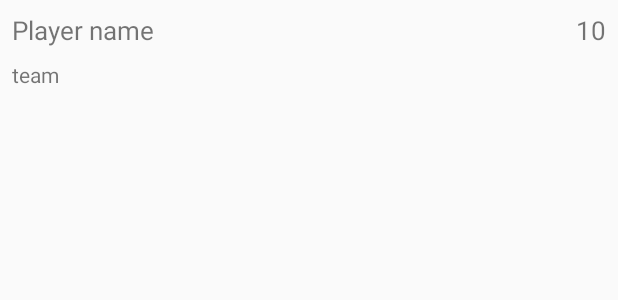
After one commit to mkosecki1/FootballApp, an Android app: the layout scorers_layout.xml on its own in the app's theme, with its tools: preview values and no code run, on a phone screen of 412 x 824 dp. The commit adds this screen. Shown: the top 300 px of the screen. Run offline under Robolectric (Android 15) with nearby library versions, the phone set to English and light mode, and no system bars.

Commit message:
Add scorers screen

```diff
--- a/app/src/main/AndroidManifest.xml
+++ b/app/src/main/AndroidManifest.xml
@@ -2,7 +2,10 @@
 <manifest xmlns:android="http://schemas.android.com/apk/res/android"
     package="com.footballapp">
 
+    <uses-permission android:name="android.permission.INTERNET" />
+
     <application
+        android:name="com.footballapp.MyApplication"
         android:allowBackup="true"
         android:icon="@mipmap/ic_launcher"
         android:label="@string/app_name"
--- a/app/src/main/java/com/footballapp/Module.kt
+++ b/app/src/main/java/com/footballapp/Module.kt
@@ -2,11 +2,13 @@ package com.footballapp
 
 import com.footballapp.net.RestApi
 import com.footballapp.repository.Repository
+import com.footballapp.ui.scorers.ScorersViewModel
 import com.google.gson.FieldNamingPolicy
 import com.google.gson.Gson
 import com.google.gson.GsonBuilder
 import okhttp3.OkHttpClient
 import okhttp3.logging.HttpLoggingInterceptor
+import org.koin.androidx.viewmodel.dsl.viewModel
 import org.koin.dsl.module
 import retrofit2.Retrofit
 import retrofit2.converter.gson.GsonConverterFactory
@@ -14,6 +16,10 @@ import java.util.concurrent.TimeUnit
 
 const val HEADER_NAME = "X-Auth-Token"
 const val HEADER_VALUE = "97a5f465440a4bd4bbe735a791adbc78"
+
+val viewModelModule = module {
+    viewModel { ScorersViewModel(get()) }
+}
 
 val repositoryModule = module {
     single {
--- a/app/src/main/java/com/footballapp/MyApplication.kt
+++ b/app/src/main/java/com/footballapp/MyApplication.kt
@@ -13,7 +13,7 @@ class MyApplication : Application() {
         startKoin {
             androidLogger(Level.DEBUG)
             androidContext(this@MyApplication)
-            modules(listOf(repositoryModule, apiModule, retrofitModule))
+            modules(listOf(repositoryModule, apiModule, retrofitModule, viewModelModule))
         }
     }
 }
--- /dev/null
+++ b/app/src/main/java/com/footballapp/ext/StringExt.kt
@@ -0,0 +1,3 @@
+package com.footballapp.ext
+
+fun stringConnector(s1: String?, s2: String?)  = "$s1 - $s2"
--- a/app/src/main/java/com/footballapp/repository/BaseRepository.kt
+++ b/app/src/main/java/com/footballapp/repository/BaseRepository.kt
@@ -2,11 +2,10 @@ package com.footballapp.repository
 
 import com.footballapp.net.ResponseCall
 import retrofit2.Response
-import java.lang.Exception
 
 open class BaseRepository {
 
-    suspend fun <T: Any> call(call: suspend () -> Response<T>) : ResponseCall<T> {
+    suspend fun <T : Any> call(call: suspend () -> Response<T>): ResponseCall<T> {
         try {
             val response = call.invoke()
 
@@ -21,6 +20,7 @@ open class BaseRepository {
                     response.errorBody()?.string() ?: ""
                 )
             }
+
             //HTTP Exception
         } catch (e: Exception) {
             return ResponseCall.Exception(e)
--- a/app/src/main/java/com/footballapp/ui/MainActivity.kt
+++ b/app/src/main/java/com/footballapp/ui/MainActivity.kt
@@ -8,6 +8,7 @@ class MainActivity : AppCompatActivity() {
 
     override fun onCreate(savedInstanceState: Bundle?) {
         super.onCreate(savedInstanceState)
+
         setContentView(R.layout.activity_main)
     }
 }
--- /dev/null
+++ b/app/src/main/res/layout/scorers_layout.xml
@@ -0,0 +1,43 @@
+<?xml version="1.0" encoding="utf-8"?>
+<androidx.constraintlayout.widget.ConstraintLayout xmlns:android="http://schemas.android.com/apk/res/android"
+    xmlns:app="http://schemas.android.com/apk/res-auto"
+    xmlns:tools="http://schemas.android.com/tools"
+    android:id="@+id/scorers_layout"
+    android:layout_width="match_parent"
+    android:layout_height="wrap_content"
+    android:minHeight="@dimen/card_layout_height"
+    android:orientation="vertical">
+
+    <androidx.appcompat.widget.AppCompatTextView
+        android:id="@+id/scorers_layout_name"
+        android:layout_width="wrap_content"
+        android:layout_height="0dp"
+        android:layout_marginStart="@dimen/margin_small_8_dp"
+        android:layout_marginTop="@dimen/margin_small_8_dp"
+        android:textSize="@dimen/text_size_17_sp"
+        app:layout_constraintStart_toStartOf="parent"
+        app:layout_constraintTop_toTopOf="parent"
+        tools:text="Player name" />
+
+    <androidx.appcompat.widget.AppCompatTextView
+        android:id="@+id/scorers_layout_team"
+        android:layout_width="wrap_content"
+        android:layout_height="0dp"
+        android:layout_marginStart="@dimen/margin_small_8_dp"
+        android:layout_marginTop="@dimen/margin_small_8_dp"
+        app:layout_constraintStart_toStartOf="parent"
+        app:layout_constraintTop_toBottomOf="@id/scorers_layout_name"
+        tools:text="team" />
+
+    <androidx.appcompat.widget.AppCompatTextView
+        android:id="@+id/scorers_layout_goals"
+        android:layout_width="wrap_content"
+        android:layout_height="0dp"
+        android:layout_marginEnd="@dimen/margin_small_8_dp"
+        android:layout_marginTop="@dimen/margin_small_8_dp"
+        android:textSize="@dimen/text_size_17_sp"
+        app:layout_constraintEnd_toEndOf="parent"
+        app:layout_constraintTop_toTopOf="parent"
+        tools:text="10" />
+
+</androidx.constraintlayout.widget.ConstraintLayout>
--- /dev/null
+++ b/app/src/main/res/values/dimens.xml
@@ -0,0 +1,10 @@
+<?xml version="1.0" encoding="utf-8"?>
+<resources>
+    <dimen name="recycler_margin_medium">12dp</dimen>
+    <dimen name="recycler_margin_big">16dp</dimen>
+    <dimen name="margin_big_28_dp">28dp</dimen>
+    <dimen name="margin_medium_12_dp">12dp</dimen>
+    <dimen name="card_layout_height">80dp</dimen>
+    <dimen name="margin_small_8_dp">8dp</dimen>
+    <dimen name="text_size_17_sp">17sp</dimen>
+</resources>
```
Also changed, not shown: app/src/main/java/com/footballapp/model/ScorersModel.kt (added, +95 -0 lines), app/src/main/java/com/footballapp/net/RestApi.kt (+9 -1 lines), app/src/main/java/com/footballapp/repository/Repository.kt (+8 -1 lines), app/src/main/java/com/footballapp/ui/scorers/ScorersFragment.kt (added, +53 -0 lines), app/src/main/java/com/footballapp/ui/scorers/ScorersViewModel.kt (added, +24 -0 lines), app/src/main/java/com/footballapp/ui/scorers/epoxy/EpoxyScorersController.kt (added, +25 -0 lines), app/src/main/java/com/footballapp/ui/scorers/epoxy/ScorersLayoutView.kt (added, +57 -0 lines), app/src/main/res/layout/activity_main.xml (+6 -13 lines), app/src/main/res/layout/scorers_fragment.xml (added, +42 -0 lines), app/src/main/res/navigation/nav_main.xml (added, +14 -0 lines).
